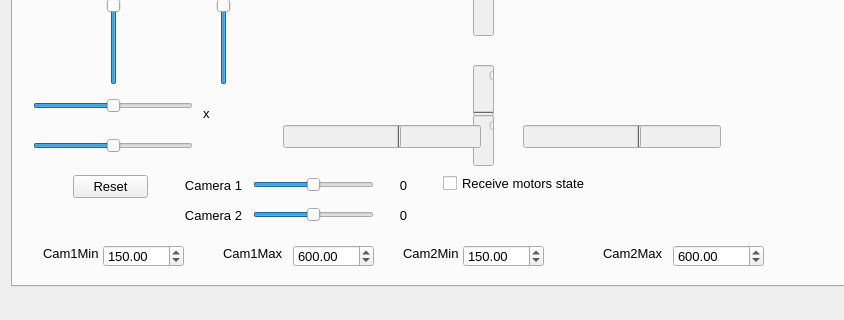
Above: mainwindow.ui from robocenter-rov/remote-control before the change; both pictures show x 0 to 844 and y 403 to 723 of the 1248 by 723 pixel window. Below: the same form after it.
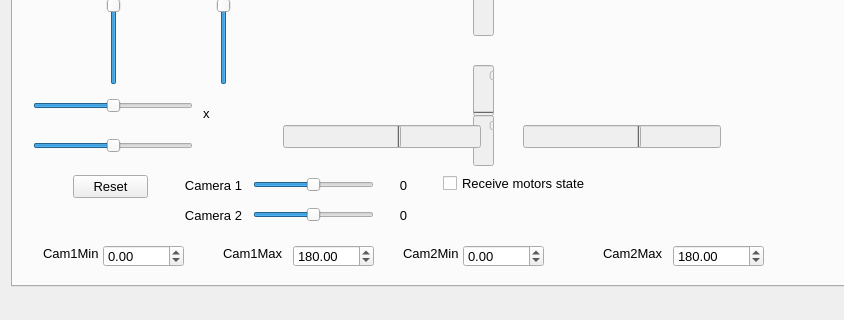
That is the form after the change. The open tabs and pages were chosen to show the change. Custom widgets are drawn as their Qt base class.

Commit message: Change min and max value of camera pos

```diff
--- a/mainwindow.ui
+++ b/mainwindow.ui
@@ -2189,7 +2189,7 @@
          <double>1000.000000000000000</double>
         </property>
         <property name="value">
-         <double>150.000000000000000</double>
+         <double>0.000000000000000</double>
         </property>
        </widget>
        <widget class="QDoubleSpinBox" name="cam1MaxValSpinBox">
@@ -2208,7 +2208,7 @@
          <double>1000.000000000000000</double>
         </property>
         <property name="value">
-         <double>600.000000000000000</double>
+         <double>180.000000000000000</double>
         </property>
        </widget>
        <widget class="QDoubleSpinBox" name="cam2MinValSpinBox">
@@ -2227,7 +2227,7 @@
          <double>1000.000000000000000</double>
         </property>
         <property name="value">
-         <double>150.000000000000000</double>
+         <double>0.000000000000000</double>
         </property>
        </widget>
        <widget class="QDoubleSpinBox" name="cam2MaxValSpinBox">
@@ -2246,7 +2246,7 @@
          <double>1000.000000000000000</double>
         </property>
         <property name="value">
-         <double>600.000000000000000</double>
+         <double>180.000000000000000</double>
         </property>
        </widget>
       </widget>
```
